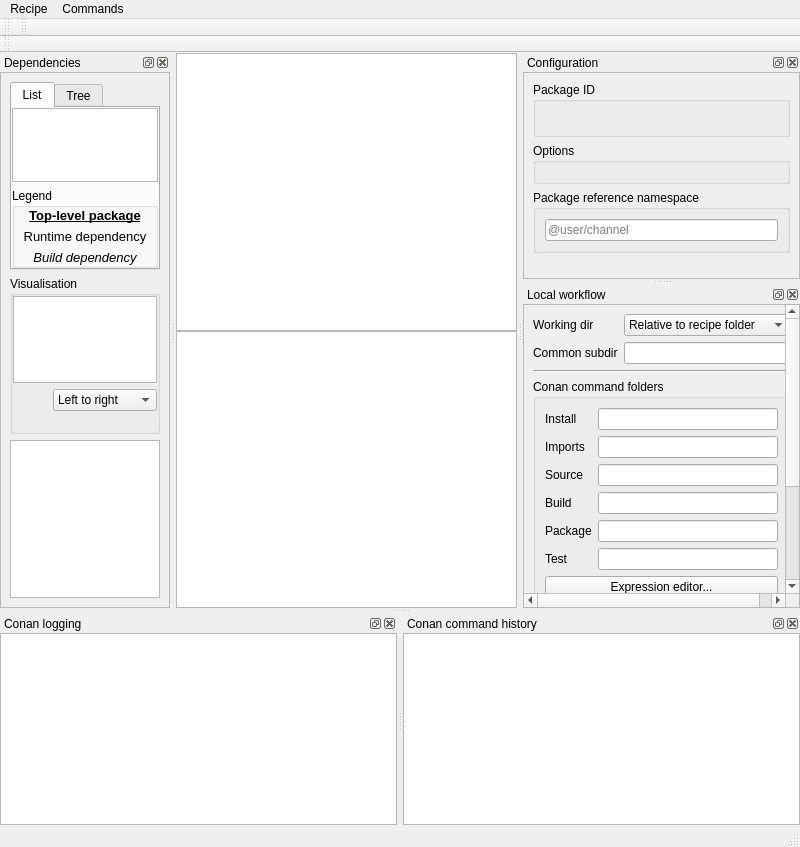
Old version of the form cruiz/resources/recipe_window.ui in the repository markfinal/cruiz.
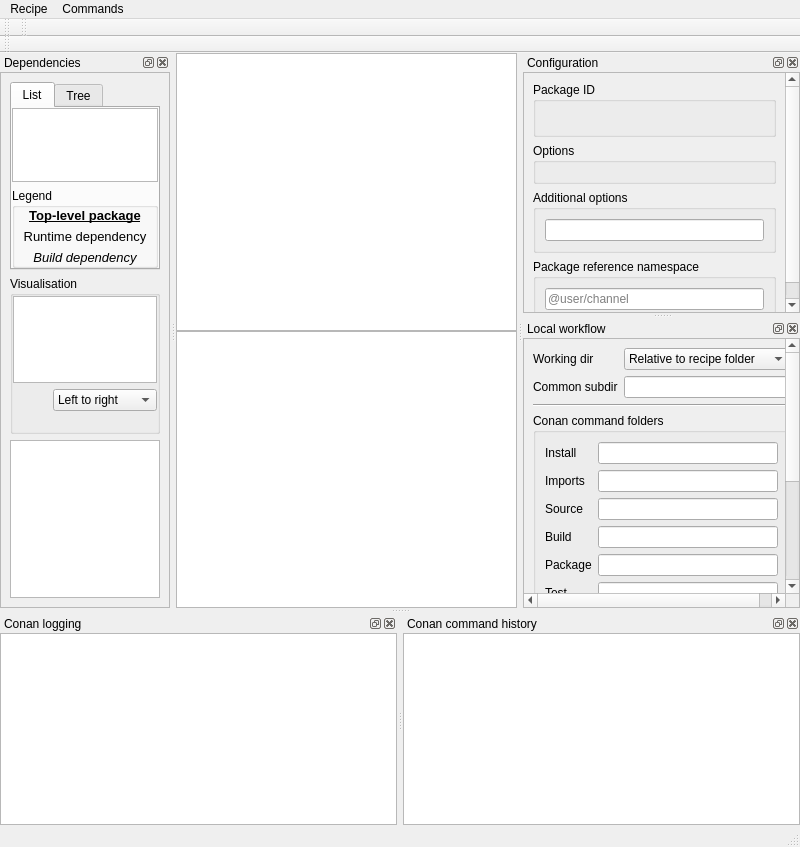
New version of the form. Icons and pictures are not drawn. Custom widgets are drawn as their Qt base class.

Commit message:
Fixes #62. Simple way to specify dependency options
Configuration has a new QLineEdit that takes a string of the form

<pkg>:<option>=<value>[,<repeat>]

so that option values for dependencies can be incorporated into the build.

The QLineEdit has a validator to ensure the format.

Conan commands that take options, as well as the lockfile generation as part
of recipe loading, will automatically use additional options.

This is a (hopefully) short term solution as 'full options' are not yet
expressed as part of the UI.

```diff
--- a/cruiz/resources/recipe_window.ui
+++ b/cruiz/resources/recipe_window.ui
@@ -316,8 +316,8 @@
          <rect>
           <x>0</x>
           <y>0</y>
-          <width>313</width>
-          <height>211</height>
+          <width>312</width>
+          <height>281</height>
          </rect>
         </property>
         <layout class="QVBoxLayout" name="verticalLayout_13">
@@ -351,6 +351,21 @@
            <layout class="QGridLayout" name="optionsLayout"/>
           </widget>
          </item>
+         <item>
+          <widget class="QGroupBox" name="groupBox">
+           <property name="toolTip">
+            <string>A comma separated list of &lt;pkg&gt;:&lt;option&gt;=&lt;value&gt;</string>
+           </property>
+           <property name="title">
+            <string>Additional options</string>
+           </property>
+           <layout class="QVBoxLayout" name="verticalLayout_20">
+            <item>
+             <widget class="QLineEdit" name="configureAdditionalOptions"/>
+            </item>
+           </layout>
+          </widget>
+         </item>
          <item>
           <widget class="QGroupBox" name="groupBox_2">
            <property name="title">
@@ -418,7 +433,7 @@
          <rect>
           <x>0</x>
           <y>0</y>
-          <width>328</width>
+          <width>327</width>
           <height>535</height>
          </rect>
         </property>
```
Left out of the diff: 2 changed lines with no effect on the pictures. The commit also changes 3 other files.
